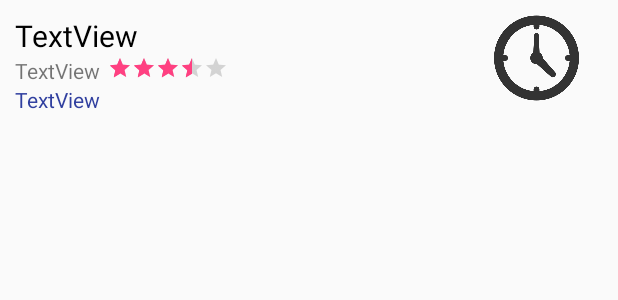
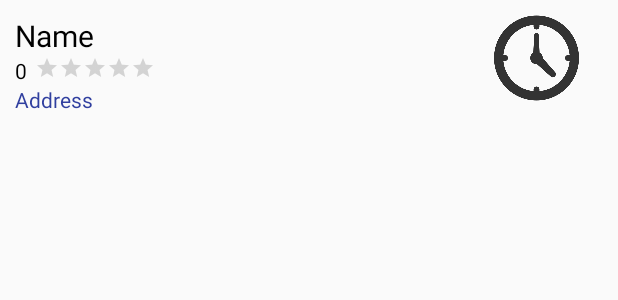
Before and after one commit to ngvantu/Android-ConvenienceStore, an Android app: the layout custom_result_store_row.xml on its own in the app's theme, with its tools: preview values and no code run, on a phone screen of 412 x 824 dp. Shown: the top 300 px of the screen. Run offline under Robolectric (Android 15) with nearby library versions, the phone set to English and light mode, and no system bars.

Commit message:
Add dialog watch result stores

```diff
--- a/app/src/main/res/layout/store_list_line.xml
+++ b/app/src/main/res/layout/custom_result_store_row.xml
@@ -13,10 +13,10 @@
         android:orientation="vertical">
 
         <TextView
-            android:id="@+id/store_name"
+            android:id="@+id/dlg_store_name"
             android:layout_width="wrap_content"
             android:layout_height="wrap_content"
-            android:text="TextView"
+            android:text="Name"
             tools:layout_editor_absoluteX="16dp"
             tools:layout_editor_absoluteY="16dp"
             android:textSize="20dp"
@@ -28,32 +28,30 @@
             android:layout_height="wrap_content">
 
             <TextView
-                android:id="@+id/store_goal"
+                android:id="@+id/dlg_store_star"
                 android:layout_width="wrap_content"
                 android:layout_height="wrap_content"
-                android:text="TextView"
+                android:text="0"
+                android:textColor="#000"
                 tools:layout_editor_absoluteX="16dp"
                 tools:layout_editor_absoluteY="35dp"
-
                 android:paddingRight="5dp"
                 android:textSize="14dp"/>
 
             <RatingBar
-                android:id="@+id/ratingbar"
+                android:id="@+id/dig_ratingbar"
                 android:layout_width="wrap_content"
                 android:layout_height="wrap_content"
                 style = "?android:attr/ratingBarStyleSmall"
-                android:rating="3.5"
+                android:rating="0"
                 android:numStars="5"
-                android:stepSize="0.1"
-
-                />
+                android:stepSize="0.1"/>
         </LinearLayout>
         <TextView
-            android:id="@+id/store_adress"
+            android:id="@+id/dlg_store_adress"
             android:layout_width="wrap_content"
             android:layout_height="wrap_content"
-            android:text="TextView"
+            android:text="Address"
             tools:layout_editor_absoluteX="15dp"
             tools:layout_editor_absoluteY="54dp"
             android:textSize="14dp"
```
Also changed, not shown: app/src/main/java/team25/conveniencestore/CustomListStore.java (+1 -6 lines), app/src/main/java/team25/conveniencestore/MapsActivity.java (+24 -1 lines), app/src/main/java/team25/conveniencestore/models/ListAdapter.java (+12 -13 lines), app/src/main/res/layout/activity_maps.xml (+12 -18 lines), app/src/main/res/layout/dialog_result_stores.xml (renamed from app/src/main/res/layout/activity_custom_list_store.xml, +3 -4 lines).
